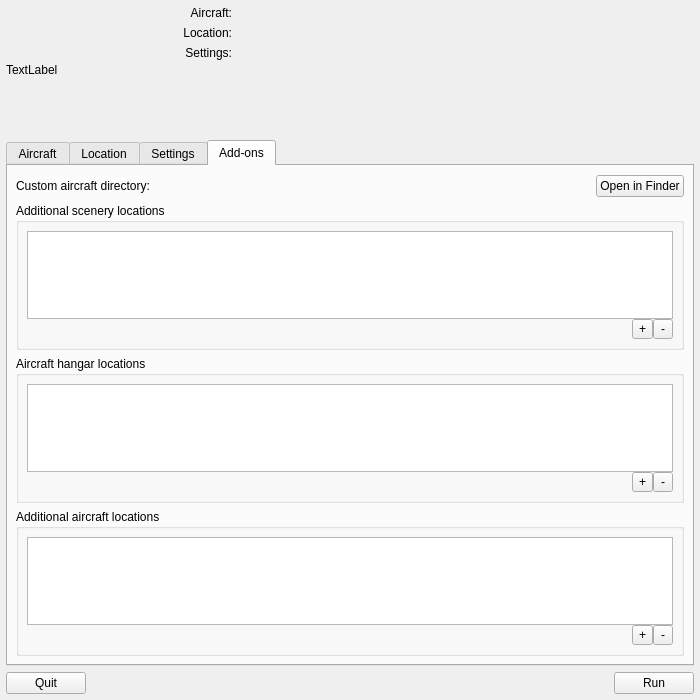
Qt form src/GUI/Launcher.ui (FlightGear/flightgear) before a commit.
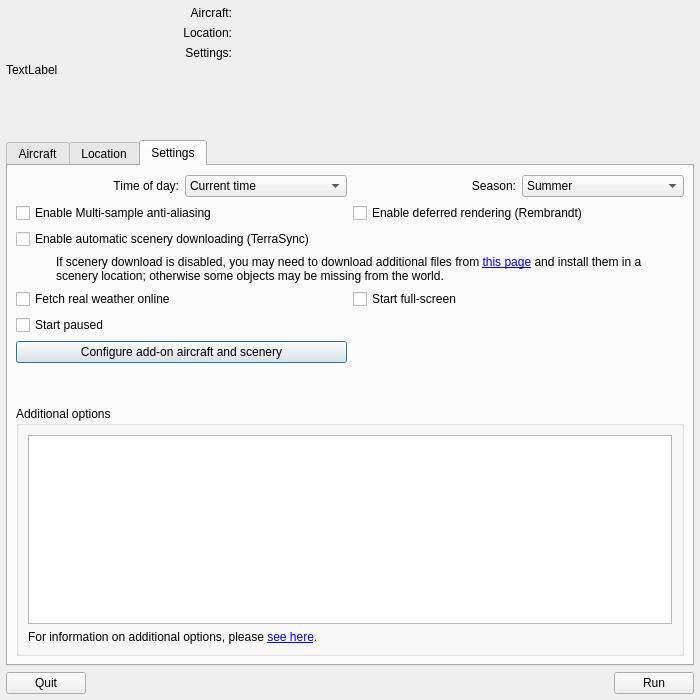
The same form after that commit. The open tabs and pages were chosen to show the change. Custom widgets are drawn as their Qt base class.

Commit message: New PathsDialog, for managing locations.

```diff
--- a/src/GUI/Launcher.ui
+++ b/src/GUI/Launcher.ui
@@ -544,7 +544,7 @@
          </item>
         </layout>
        </item>
-       <item row="7" column="0" colspan="2">
+       <item row="8" column="0" colspan="2">
         <widget class="QGroupBox" name="groupBox_2">
          <property name="title">
           <string>Additional options</string>
@@ -569,7 +569,7 @@
          </layout>
         </widget>
        </item>
-       <item row="6" column="0">
+       <item row="7" column="0">
         <spacer name="verticalSpacer">
          <property name="orientation">
           <enum>Qt::Vertical</enum>
@@ -582,275 +582,11 @@
          </property>
         </spacer>
        </item>
-      </layout>
-     </widget>
-     <widget class="QWidget" name="tab_4">
-      <attribute name="title">
-       <string>Add-ons</string>
-      </attribute>
-      <layout class="QVBoxLayout" name="verticalLayout">
-       <property name="leftMargin">
-        <number>8</number>
-       </property>
-       <property name="rightMargin">
-        <number>8</number>
-       </property>
-       <property name="bottomMargin">
-        <number>8</number>
-       </property>
-       <item>
-        <layout class="QHBoxLayout" name="horizontalLayout_3" stretch="1,0">
-         <item>
-          <widget class="QLabel" name="customAircraftDirLabel">
-           <property name="text">
-            <string>Custom aircraft directory:</string>
-           </property>
-          </widget>
-         </item>
-         <item>
-          <widget class="QPushButton" name="openAircraftDirButton">
-           <property name="text">
-            <string>Open in Finder</string>
-           </property>
-           <property name="autoDefault">
-            <bool>false</bool>
-           </property>
-          </widget>
-         </item>
-        </layout>
-       </item>
-       <item>
-        <widget class="QGroupBox" name="groupBox">
-         <property name="title">
-          <string>Additional scenery locations</string>
+       <item row="6" column="0">
+        <widget class="QPushButton" name="pathsButton">
+         <property name="text">
+          <string>Configure add-on aircraft and scenery</string>
          </property>
-         <layout class="QGridLayout" name="gridLayout_3">
-          <property name="leftMargin">
-           <number>8</number>
-          </property>
-          <property name="topMargin">
-           <number>8</number>
-          </property>
-          <property name="rightMargin">
-           <number>8</number>
-          </property>
-          <property name="bottomMargin">
-           <number>8</number>
-          </property>
-          <property name="spacing">
-           <number>0</number>
-          </property>
-          <item row="1" column="0">
-           <spacer name="horizontalSpacer_3">
-            <property name="orientation">
-             <enum>Qt::Horizontal</enum>
-            </property>
-            <property name="sizeHint" stdset="0">
-             <size>
-              <width>567</width>
-              <height>20</height>
-             </size>
-            </property>
-           </spacer>
-          </item>
-          <item row="1" column="2">
-           <widget class="QToolButton" name="removeSceneryPath">
-            <property name="sizePolicy">
-             <sizepolicy hsizetype="Fixed" vsizetype="Fixed">
-              <horstretch>0</horstretch>
-              <verstretch>0</verstretch>
-             </sizepolicy>
-            </property>
-            <property name="minimumSize">
-             <size>
-              <width>20</width>
-              <height>20</height>
-             </size>
-            </property>
-            <property name="text">
-             <string>-</string>
-            </property>
-           </widget>
-          </item>
-          <item row="1" column="1">
-           <widget class="QToolButton" name="addSceneryPath">
-            <property name="sizePolicy">
-             <sizepolicy hsizetype="Fixed" vsizetype="Fixed">
-              <horstretch>0</horstretch>
-              <verstretch>0</verstretch>
-             </sizepolicy>
-            </property>
-            <property name="minimumSize">
-             <size>
-              <width>20</width>
-              <height>20</height>
-             </size>
-            </property>
-            <property name="text">
-             <string>+</string>
-            </property>
-           </widget>
-          </item>
-          <item row="0" column="0" colspan="3">
-           <widget class="QListWidget" name="sceneryPathsList"/>
-          </item>
-         </layout>
-        </widget>
-       </item>
-       <item>
-        <widget class="QGroupBox" name="groupBox_4">
-         <property name="title">
-          <string>Aircraft hangar locations</string>
-         </property>
-         <layout class="QGridLayout" name="gridLayout_6">
-          <property name="leftMargin">
-           <number>8</number>
-          </property>
-          <property name="topMargin">
-           <number>8</number>
-          </property>
-          <property name="rightMargin">
-           <number>8</number>
-          </property>
-          <property name="bottomMargin">
-           <number>8</number>
-          </property>
-          <property name="spacing">
-           <number>0</number>
-          </property>
-          <item row="1" column="0">
-           <spacer name="horizontalSpacer_5">
-            <property name="orientation">
-             <enum>Qt::Horizontal</enum>
-            </property>
-            <property name="sizeHint" stdset="0">
-             <size>
-              <width>567</width>
-              <height>20</height>
-             </size>
-            </property>
-           </spacer>
-          </item>
-          <item row="1" column="2">
-           <widget class="QToolButton" name="removeCatalog">
-            <property name="sizePolicy">
-             <sizepolicy hsizetype="Fixed" vsizetype="Fixed">
-              <horstretch>0</horstretch>
-              <verstretch>0</verstretch>
-             </sizepolicy>
-            </property>
-            <property name="minimumSize">
-             <size>
-              <width>20</width>
-              <height>20</height>
-             </size>
-            </property>
-            <property name="text">
-             <string>-</string>
-            </property>
-           </widget>
-          </item>
-          <item row="1" column="1">
-           <widget class="QToolButton" name="addCatalog">
-            <property name="sizePolicy">
-             <sizepolicy hsizetype="Fixed" vsizetype="Fixed">
-              <horstretch>0</horstretch>
-              <verstretch>0</verstretch>
-             </sizepolicy>
-            </property>
-            <property name="minimumSize">
-             <size>
-              <width>20</width>
-              <height>20</height>
-             </size>
-            </property>
-            <property name="text">
-             <string>+</string>
-            </property>
-           </widget>
-          </item>
-          <item row="0" column="0" colspan="3">
-           <widget class="QListView" name="catalogsList"/>
-          </item>
-         </layout>
-        </widget>
-       </item>
-       <item>
-        <widget class="QGroupBox" name="groupBox_3">
-         <property name="title">
-          <string>Additional aircraft locations</string>
-         </property>
-         <layout class="QGridLayout" name="gridLayout_4">
-          <property name="leftMargin">
-           <number>8</number>
-          </property>
-          <property name="topMargin">
-           <number>8</number>
-          </property>
-          <property name="rightMargin">
-           <number>8</number>
-          </property>
-          <property name="bottomMargin">
-           <number>8</number>
-          </property>
-          <property name="spacing">
-           <number>0</number>
-          </property>
-          <item row="0" column="0" colspan="3">
-           <widget class="QListWidget" name="aircraftPathsList"/>
-          </item>
-          <item row="1" column="0">
-           <spacer name="horizontalSpacer_4">
-            <property name="orientation">
-             <enum>Qt::Horizontal</enum>
-            </property>
-            <property name="sizeHint" stdset="0">
-             <size>
-              <width>567</width>
-              <height>20</height>
-             </size>
-            </property>
-           </spacer>
-          </item>
-          <item row="1" column="2">
-           <widget class="QToolButton" name="removeAircraftPath">
-            <property name="sizePolicy">
-             <sizepolicy hsizetype="Fixed" vsizetype="Fixed">
-              <horstretch>0</horstretch>
-              <verstretch>0</verstretch>
-             </sizepolicy>
-            </property>
-            <property name="minimumSize">
-             <size>
-              <width>20</width>
-              <height>20</height>
-             </size>
-            </property>
-            <property name="text">
-             <string>-</string>
-            </property>
-           </widget>
-          </item>
-          <item row="1" column="1">
-           <widget class="QToolButton" name="addAircraftPath">
-            <property name="sizePolicy">
-             <sizepolicy hsizetype="Fixed" vsizetype="Fixed">
-              <horstretch>0</horstretch>
-              <verstretch>0</verstretch>
-             </sizepolicy>
-            </property>
-            <property name="minimumSize">
-             <size>
-              <width>20</width>
-              <height>20</height>
-             </size>
-            </property>
-            <property name="text">
-             <string>+</string>
-            </property>
-           </widget>
-          </item>
-         </layout>
         </widget>
        </item>
       </layout>
```
Left out of the diff: 2 changed lines with no effect on the pictures. The commit also changes 5 other files.
